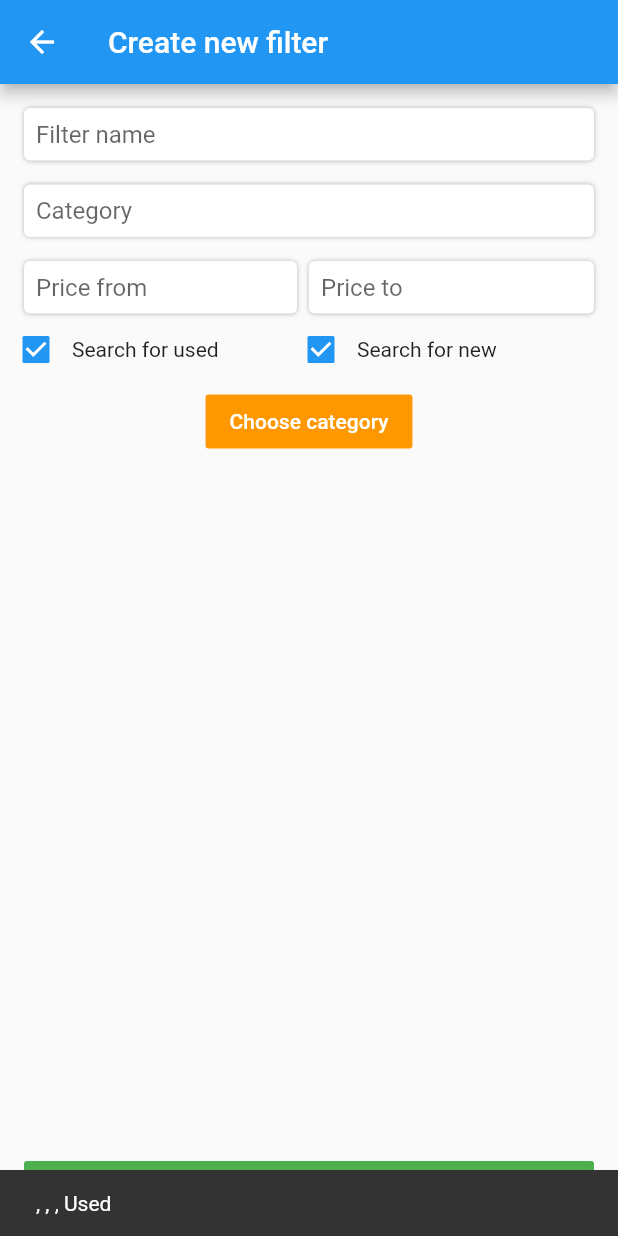
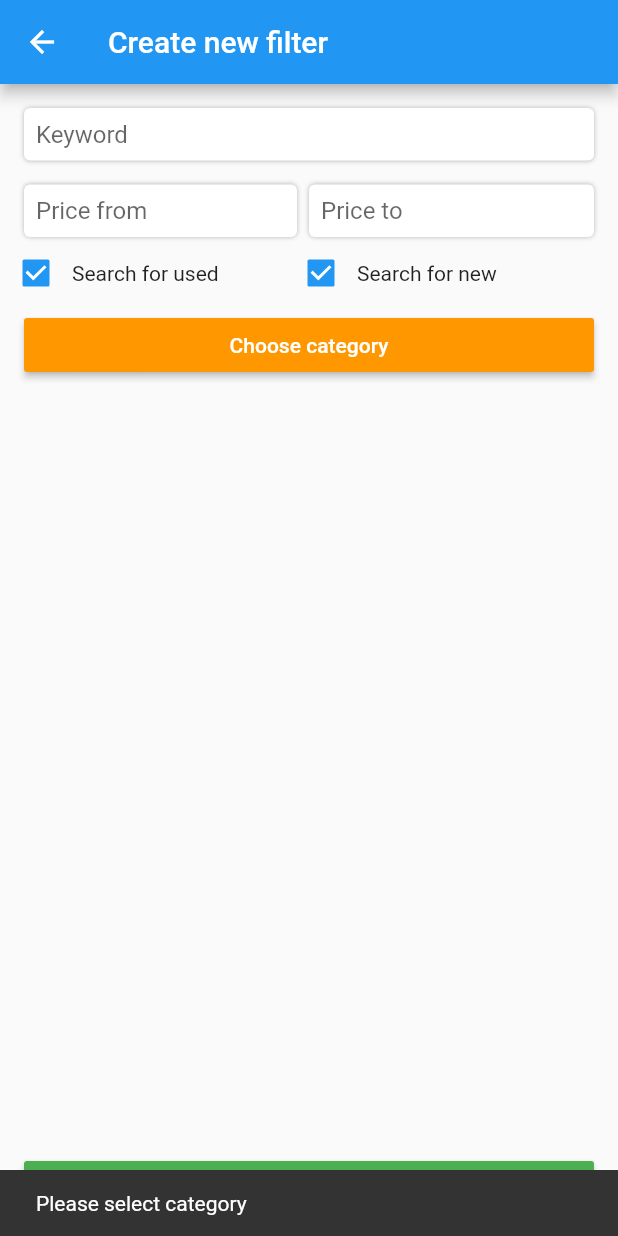
Before and after one commit to darekbx/allegro-observer, a Flutter app: the CreateFilterPage screen opened by its route, after a tap on "Save", on a phone screen of 412 x 824 dp. Run offline on Flutter 3.47's test engine with Material 2 defaults, Android fonts, the phone set to English and light mode, and no system bars; our stand-ins replace sqflite; accounts and stored records are empty.

Commit message:
Finished filter create, storage draft

```diff
--- a/lib/create_filter_page.dart
+++ b/lib/create_filter_page.dart
@@ -1,4 +1,5 @@
 import 'package:flutter/material.dart';
+import 'package:allegro_observer/model/filter.dart';
 import 'package:allegro_observer/allegro/model/category.dart';
 
 class CreateFilterPage extends StatefulWidget {
@@ -21,6 +22,7 @@ class _CreateFilterPageState extends State<CreateFilterPage> {
   String _chooseCategoryLabel = "Choose category";
 
   BuildContext _scaffoldContext;
+  final _formKey = GlobalKey<FormState>();
 
   @override
   Widget build(BuildContext context) {
@@ -31,30 +33,34 @@ class _CreateFilterPageState extends State<CreateFilterPage> {
       body: Builder(
           builder: (BuildContext context) {
             _scaffoldContext = context;
-            return _body();
+            return _body(context);
           }
       ),
     );
   }
 
-  Widget _body() {
+  Widget _body(BuildContext context) {
     return Center(
+      child:
+      Form(
+        key: _formKey,
         child: Column(
           mainAxisAlignment: MainAxisAlignment.start,
           children: <Widget>[
             _createNameInput(),
-          _createCategoryInput(),
             _createPriceInput(),
             _createIsUsedCheckbox(),
             _createCategoriesButton(),
             Expanded(child: Container()),
-          _createSaveButton()
+            _createSaveButton(context)
           ],
+        ),
       ),
     );
   }
 
-  Widget _applyInputStyle(Widget input, {double radius = 8.0, double borderRadius = 4.0}) {
+  Widget _applyInputStyle(Widget input,
+      {double radius = 8.0, double borderRadius = 4.0}) {
     return Container(
       decoration: BoxDecoration(
           shape: BoxShape.rectangle,
@@ -77,23 +83,15 @@ class _CreateFilterPageState extends State<CreateFilterPage> {
     return Padding(
         padding: EdgeInsets.all(16.0),
         child: _applyInputStyle(
-            TextField(
+            TextFormField(
               controller: nameTextController,
+              validator: (value) {
+                if (value.length > 100) {
+                  return "Keyword is too long";
+                }
+              },
               decoration: InputDecoration.collapsed(
-                hintText: "Filter name",
-              ),
-            )
-        ));
-  }
-
-  Widget _createCategoryInput() {
-    return Padding(
-        padding: EdgeInsets.fromLTRB(16.0, 0.0, 16.0, 16.0),
-        child: _applyInputStyle(
-            TextField(
-              controller: categoryTextController,
-              decoration: InputDecoration.collapsed(
-                hintText: "Category",
+                hintText: "Keyword",
               ),
             )
         ));
@@ -108,8 +106,14 @@ class _CreateFilterPageState extends State<CreateFilterPage> {
             Padding(
                 padding: EdgeInsets.fromLTRB(16.0, 0.0, 8.0, 0.0),
                 child: _applyInputStyle(
-                    TextField(
+                    TextFormField(
                       controller: priceFromController,
+                      validator: (value) {
+                        double price = double.tryParse(value);
+                        if (price != null && price < 0) {
+                          return "Value is invalid";
+                        }
+                      },
                       keyboardType: TextInputType.number,
                       decoration: InputDecoration.collapsed(
                           hintText: "Price from"
@@ -124,8 +128,20 @@ class _CreateFilterPageState extends State<CreateFilterPage> {
             Padding(
                 padding: EdgeInsets.fromLTRB(0.0, 0.0, 16.0, 0.0),
                 child: _applyInputStyle(
-                    TextField(
+                    TextFormField(
                       controller: priceToController,
+                      validator: (value) {
+                        double priceTo = double.tryParse(value);
+                        double priceFrom = double.tryParse(
+                            priceFromController.text);
+                        if (priceTo != null) {
+                          if (priceTo < 0) {
+                            return "Value is invalid";
+                          } else if (priceFrom != null && priceFrom > priceTo) {
+                            return "Price to is to small";
+                          }
+                        }
+                      },
                       keyboardType: TextInputType.number,
                       decoration: InputDecoration.collapsed(
                           hintText: "Price to"
@@ -182,9 +198,11 @@ class _CreateFilterPageState extends State<CreateFilterPage> {
     return Row(
         mainAxisAlignment: MainAxisAlignment.spaceEvenly,
         children: <Widget>[
+          Expanded(
+              child:
               Padding(
                   padding: EdgeInsets.fromLTRB(16.0, 0.0, 16.0, 8.0),
-                  child: FlatButton(
+                  child: RaisedButton(
                     child: Text(
                         _chooseCategoryLabel,
                         style: TextStyle(color: Colors.white)),
@@ -194,24 +212,24 @@ class _CreateFilterPageState extends State<CreateFilterPage> {
                     },
                   )
               )
-
+          )
         ]);
   }
 
-  Widget _createSaveButton() {
+  Widget _createSaveButton(BuildContext context) {
     return Row(
         mainAxisAlignment: MainAxisAlignment.spaceEvenly,
         children: <Widget>[
           Expanded(
               child: Padding(
                   padding: EdgeInsets.fromLTRB(16.0, 0.0, 16.0, 8.0),
-                  child: FlatButton(
+                  child: RaisedButton(
                     child: Text(
                         "Save",
                         style: TextStyle(color: Colors.white)),
                     color: Colors.green,
                     onPressed: () {
-                      _saveFilter();
+                      _saveFilter(context);
                     },
                   )
               )
@@ -229,12 +247,27 @@ class _CreateFilterPageState extends State<CreateFilterPage> {
     }
   }
 
-  void _saveFilter() {
-    var text = nameTextController.text
-        + ", " + priceFromController.text
-        + ", " + priceToController.text
-        + ", " + (_isUsedState ? "Used" : "New");
-    Scaffold.of(_scaffoldContext).showSnackBar(SnackBar(content: Text(text)));
+  void _saveFilter(BuildContext context) {
+    if (_formKey.currentState.validate()) {
+      if (_selectedCategory == null) {
+        _showMessage("Please select category");
+        return;
+      }
+      var filter = Filter(
+          nameTextController.text,
+          double.tryParse(priceFromController.text),
+          double.tryParse(priceToController.text),
+          _isUsedState,
+          _isNewState,
+          _selectedCategory);
+
+      Navigator.pop(context, filter);
+    }
+  }
+
+  void _showMessage(String message) {
+    Scaffold.of(_scaffoldContext).showSnackBar(
+        SnackBar(content: Text(message)));
   }
 
   @override
--- a/lib/filters_page.dart
+++ b/lib/filters_page.dart
@@ -9,8 +9,13 @@ class FiltersPage extends StatefulWidget {
 
 class _FiltersPageState extends State<FiltersPage> {
 
-  void _openCreateFilter(BuildContext context) {
-    Navigator.pushNamed(context, '/create_filter');
+  void _openCreateFilter(BuildContext context) async {
+    var filter = await Navigator.pushNamed(context, '/create_filter');
+    if (filter != null) {
+
+
+
+    }
   }
 
   @override
--- /dev/null
+++ b/lib/model/filter.dart
@@ -0,0 +1,23 @@
+import 'package:allegro_observer/allegro/model/category.dart';
+
+class Filter {
+  final String name;
+  final double priceFrom;
+  final double priceTo;
+  final bool searchUsed;
+  final bool searchNew;
+  final Category category;
+
+  Filter(this.name, this.priceFrom, this.priceTo, this.searchUsed,
+      this.searchNew, this.category);
+
+  @override
+  String toString() {
+    return this.name +
+        ", " + this.priceFrom.toString() +
+        ", " + this.priceTo.toString() +
+        ", " + (this.searchUsed ? "Used" : "") +
+        ", " + (this.searchNew ? "Used" : "") +
+        ", " + this.category.name;
+  }
+}
--- /dev/null
+++ b/lib/repository/local/database_provider.dart
@@ -0,0 +1,25 @@
+import 'dart:async';
+import 'package:sqflite/sqflite.dart';
+
+class DatabaseProvider {
+
+  final version = 1;
+  Database db;
+
+  Future open(String path) async {
+    db = await openDatabase(
+        path,
+        version: version,
+        onCreate: (Database db, int version) async {
+          await _executeCreateTables(db);
+        });
+  }
+
+  Future _executeCreateTables(Database db) async {
+    return await db.execute('''
+
+      create
+
+      ''');
+  }
+}
```
Lines whose indentation alone changed are shown as unchanged.
